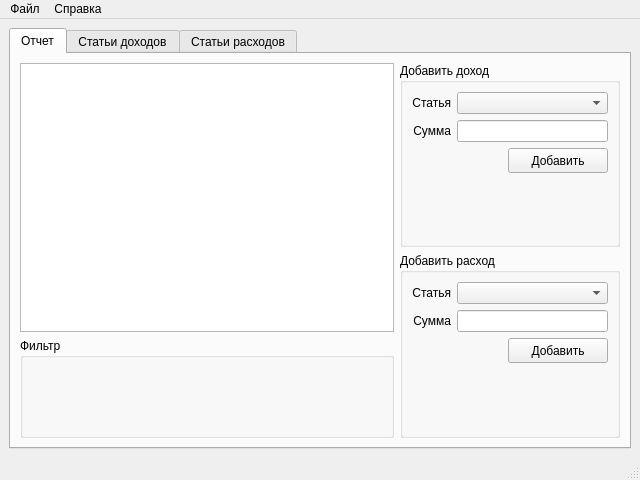
The window that resources/window.ui (dimka59ru/_family_finances) describes before a commit, drawn with Qt 5.
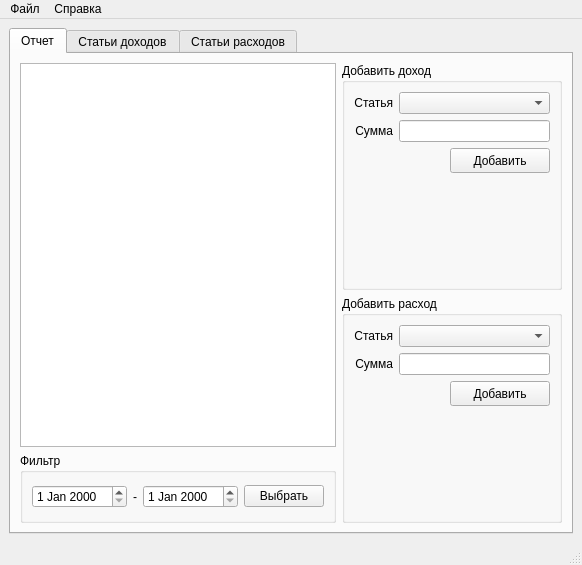
The same window after the commit.

```diff
--- a/resources/window.ui
+++ b/resources/window.ui
@@ -6,8 +6,8 @@
    <rect>
     <x>0</x>
     <y>0</y>
-    <width>640</width>
-    <height>480</height>
+    <width>570</width>
+    <height>565</height>
    </rect>
   </property>
   <property name="windowTitle">
@@ -41,18 +41,73 @@
             <property name="minimumSize">
              <size>
               <width>0</width>
-              <height>100</height>
+              <height>70</height>
              </size>
             </property>
             <property name="maximumSize">
              <size>
               <width>16777215</width>
-              <height>100</height>
+              <height>70</height>
              </size>
             </property>
             <property name="title">
              <string>Фильтр</string>
             </property>
+            <layout class="QVBoxLayout" name="verticalLayout_7">
+             <item>
+              <layout class="QHBoxLayout" name="horizontalLayout_6">
+               <item>
+                <widget class="QDateEdit" name="date_edit_start">
+                 <property name="minimumDate">
+                  <date>
+                   <year>1975</year>
+                   <month>1</month>
+                   <day>1</day>
+                  </date>
+                 </property>
+                </widget>
+               </item>
+               <item>
+                <widget class="QLabel" name="label_3">
+                 <property name="text">
+                  <string>-</string>
+                 </property>
+                </widget>
+               </item>
+               <item>
+                <widget class="QDateEdit" name="date_edit_end">
+                 <property name="minimumDate">
+                  <date>
+                   <year>1975</year>
+                   <month>1</month>
+                   <day>1</day>
+                  </date>
+                 </property>
+                </widget>
+               </item>
+               <item>
+                <widget class="QPushButton" name="button_filter">
+                 <property name="text">
+                  <string>Выбрать</string>
+                 </property>
+                </widget>
+               </item>
+               <item>
+                <spacer name="horizontalSpacer_2">
+                 <property name="orientation">
+                  <enum>Qt::Horizontal</enum>
+                 </property>
+                 <property name="sizeHint" stdset="0">
+                  <size>
+                   <width>40</width>
+                   <height>20</height>
+                  </size>
+                 </property>
+                </spacer>
+               </item>
+              </layout>
+             </item>
+            </layout>
            </widget>
           </item>
          </layout>
@@ -624,7 +679,7 @@
     <rect>
      <x>0</x>
      <y>0</y>
-     <width>640</width>
+     <width>570</width>
      <height>21</height>
     </rect>
    </property>
```
Left out of the diff: 26 changed lines with no effect on the pictures.
